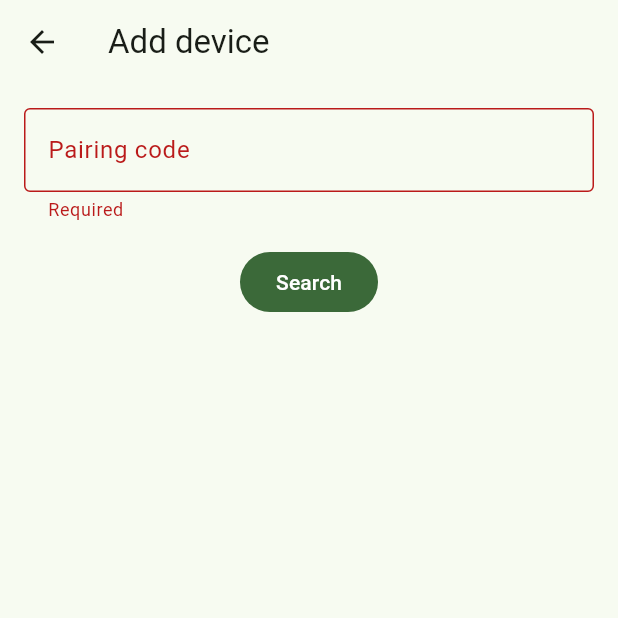
After one commit to nexgeniusupc/plantguard-mobile, a Flutter app: the AddDeviceView screen opened directly, after a tap on "Search", on a phone screen of 412 x 824 dp, the top half of it. The commit adds this screen. Run offline on Flutter 3.47's test engine with Material 2 defaults, Android fonts, the phone set to English and light mode, and no system bars; our stand-ins replace flutter_svg, package_info_plus, shared_preferences; accounts and stored records are empty.

Commit message:
feat: added device pairing

```diff
--- a/lib/main.dart
+++ b/lib/main.dart
@@ -7,6 +7,7 @@ import 'services/auth/auth_service.dart';
 import 'services/http/api_client.dart';
 import 'services/http/authenticated_client.dart';
 import 'services/http/user_agent_client.dart';
+import 'services/pairing/pairing_service.dart';
 
 Future<void> main() async {
   WidgetsFlutterBinding.ensureInitialized();
@@ -26,11 +27,14 @@ Future<void> main() async {
   authService.client = apiClient;
   await authService.loadJwt();
 
+  final pairingService = PairingService(apiClient);
+
   runApp(
     MultiProvider(
       providers: [
         ChangeNotifierProvider.value(value: authService),
         Provider.value(value: apiClient),
+        Provider.value(value: pairingService),
       ],
       child: const PlantGuardApp(),
     ),
--- /dev/null
+++ b/lib/models/device/device.dart
@@ -0,0 +1,26 @@
+import 'package:json_annotation/json_annotation.dart';
+
+part 'device.g.dart';
+
+@JsonSerializable()
+class Device {
+  final String id;
+  final String userId;
+  final String name;
+  final String serialNumber;
+  final DateTime createdAt;
+  final DateTime updatedAt;
+
+  Device({
+    required this.id,
+    required this.userId,
+    required this.name,
+    required this.serialNumber,
+    required this.createdAt,
+    required this.updatedAt,
+  });
+
+  factory Device.fromJson(Map<String, dynamic> json) => _$DeviceFromJson(json);
+
+  Map<String, dynamic> toJson() => _$DeviceToJson(this);
+}
--- /dev/null
+++ b/lib/models/device/pairing.dart
@@ -0,0 +1,32 @@
+import 'package:json_annotation/json_annotation.dart';
+
+part 'pairing.g.dart';
+
+@JsonSerializable()
+class DevicePairFindResponse {
+  final String code;
+  final String serialNumber;
+
+  const DevicePairFindResponse({
+    required this.code,
+    required this.serialNumber,
+  });
+
+  factory DevicePairFindResponse.fromJson(Map<String, dynamic> json) =>
+      _$DevicePairFindResponseFromJson(json);
+
+  Map<String, dynamic> toJson() => _$DevicePairFindResponseToJson(this);
+}
+
+@JsonSerializable()
+class DevicePairConfirmRequest {
+  final String code;
+  final String name;
+
+  DevicePairConfirmRequest({required this.code, required this.name});
+
+  factory DevicePairConfirmRequest.fromJson(Map<String, dynamic> json) =>
+      _$DevicePairConfirmRequestFromJson(json);
+
+  Map<String, dynamic> toJson() => _$DevicePairConfirmRequestToJson(this);
+}
--- /dev/null
+++ b/lib/services/pairing/pairing_service.dart
@@ -0,0 +1,21 @@
+import '../../models/device/device.dart';
+import '../../models/device/pairing.dart';
+import '../http/api_client.dart';
+
+class PairingService {
+  final ApiClient _client;
+
+  PairingService(this._client);
+
+  Future<DevicePairFindResponse> find(String code) async {
+    final query = {'code': code};
+    final response = await _client.get('/pair/find', query: query);
+    return DevicePairFindResponse.fromJson(response);
+  }
+
+  Future<Device> confirm(String code, {required String name}) async {
+    final request = DevicePairConfirmRequest(code: code, name: name);
+    final response = await _client.post('/pair/confirm', body: request);
+    return Device.fromJson(response);
+  }
+}
--- /dev/null
+++ b/lib/views/pairing/add_device_view.dart
@@ -0,0 +1,76 @@
+import 'package:flutter/material.dart';
+import 'package:provider/provider.dart';
+
+import '../../services/pairing/pairing_service.dart';
+import 'confirm_device_view.dart';
+
+class AddDeviceView extends StatefulWidget {
+  const AddDeviceView({super.key});
+
+  @override
+  State<AddDeviceView> createState() => _AddDeviceViewState();
+}
+
+class _AddDeviceViewState extends State<AddDeviceView> {
+  final GlobalKey<FormState> _formKey = GlobalKey();
+
+  String code = '';
+
+  Future<void> handleSubmit(BuildContext context) async {
+    final formState = _formKey.currentState;
+    if (formState == null) return;
+    if (formState.validate()) {
+      formState.save();
+      final pairingService = context.read<PairingService>();
+      final response = await pairingService.find(code);
+      if (!mounted) return;
+      Navigator.push(
+        context,
+        MaterialPageRoute(
+          builder: (context) => ConfirmDeviceView(response),
+        ),
+      );
+    }
+  }
+
+  @override
+  Widget build(BuildContext context) {
+    return Scaffold(
+      appBar: AppBar(
+        title: const Text('Add device'),
+      ),
+      body: SingleChildScrollView(
+        child: Form(
+          key: _formKey,
+          child: Padding(
+            padding: const EdgeInsets.all(16.0),
+            child: Column(
+              children: [
+                TextFormField(
+                  decoration: const InputDecoration(
+                    border: OutlineInputBorder(),
+                    label: Text('Pairing code'),
+                    hintText: '123456',
+                  ),
+                  keyboardType: TextInputType.number,
+                  validator: (value) {
+                    if (value == null || value.isEmpty) return 'Required';
+                    final regex = RegExp(r'^\d{6}$');
+                    if (!regex.hasMatch(value)) return 'Invalid pairing code';
+                    return null;
+                  },
+                  onSaved: (value) => code = value!,
+                ),
+                SizedBox.fromSize(size: const Size.fromHeight(16.0)),
+                FilledButton(
+                  onPressed: () => handleSubmit(context),
+                  child: const Text('Search'),
+                ),
+              ],
+            ),
+          ),
+        ),
+      ),
+    );
+  }
+}
```
Also changed, not shown: lib/views/home_view.dart (+11 -2 lines), lib/views/pairing/confirm_device_view.dart (added, +81 -0 lines), lib/models/device/device.g.dart (added), lib/models/device/pairing.g.dart (added).
